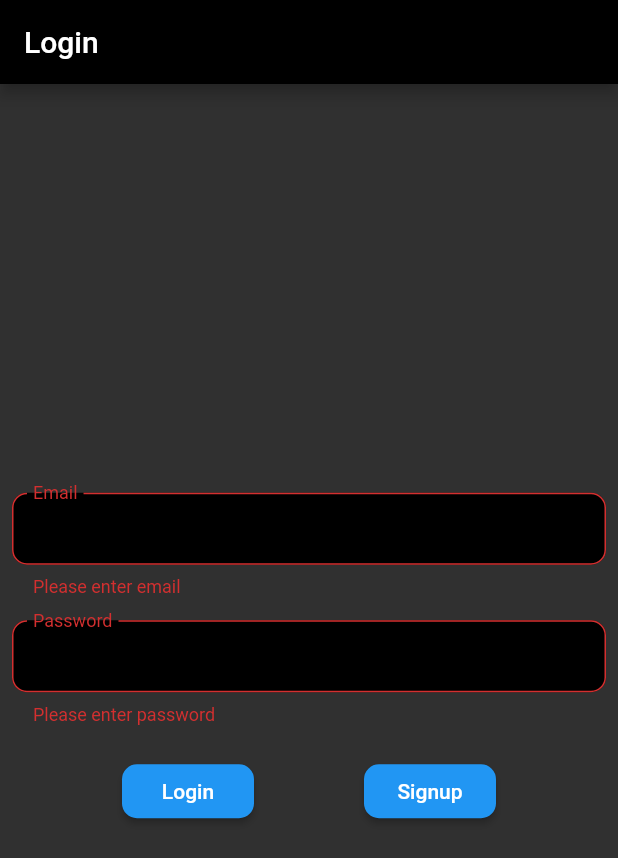
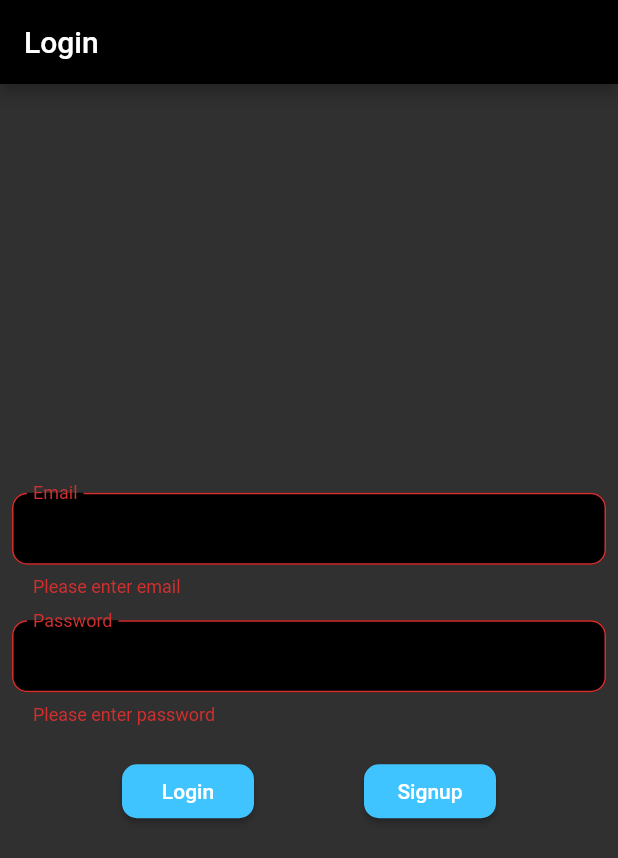
Before and after one commit to madhank93/todo-list-flutter-firebase, a Flutter app: the screen it shows after launch, after a tap on "Login", after a tap on "Signup", on a phone screen of 412 x 824 dp. Shown: the top 858 px of the screen. Run offline on Flutter 3.47's test engine with Material 2 defaults, Android fonts, the phone set to English and light mode, and no system bars; our stand-ins replace cloud_firestore, firebase_auth, firebase_core, flutter_slidable, fluttertoast; accounts and stored records are empty; generated files the repository leaves out were written again.

```diff
--- a/lib/screens/auth_screen.dart
+++ b/lib/screens/auth_screen.dart
@@ -1,4 +1,5 @@
 import 'package:flutter/material.dart';
+import 'package:todo_app_with_flutter_and_firebase/screens/email_verification_screen.dart';
 import 'package:todo_app_with_flutter_and_firebase/screens/todo_list_screen.dart';
 import 'package:todo_app_with_flutter_and_firebase/service/auth_service.dart';
 
@@ -13,6 +14,8 @@ class _AuthenticationState extends State<Authentication> {
   TextEditingController _emailController = TextEditingController();
   TextEditingController _passwordController = TextEditingController();
   final _formKey = GlobalKey<FormState>();
+  bool isRegistered = false;
+  bool shouldNavigate = false;
 
   @override
   Widget build(BuildContext context) {
@@ -95,10 +98,11 @@ class _AuthenticationState extends State<Authentication> {
                       ),
                       child: Text("Login"),
                       onPressed: () async {
-                        bool shouldNavigate = false;
                         if (_formKey.currentState.validate()) {
-                          shouldNavigate = await AuthService.login(
-                              _emailController.text, _passwordController.text);
+                          shouldNavigate =
+                              await AuthService.loginWithEmailAndPassword(
+                                  _emailController.text,
+                                  _passwordController.text);
                         }
                         if (shouldNavigate) {
                           Navigator.pushAndRemoveUntil(
@@ -110,7 +114,7 @@ class _AuthenticationState extends State<Authentication> {
                           );
                         }
                       },
-                      color: Colors.blue,
+                      color: Colors.lightBlueAccent,
                     ),
                     RaisedButton(
                       shape: RoundedRectangleBorder(
@@ -118,18 +122,24 @@ class _AuthenticationState extends State<Authentication> {
                       ),
                       child: Text("Signup"),
                       onPressed: () async {
-                        bool isRegistered = await AuthService.register(
-                            _emailController.text, _passwordController.text);
+                        if (_formKey.currentState.validate()) {
+                          isRegistered =
+                              await AuthService.registerWithEmailAndPassword(
+                                  _emailController.text,
+                                  _passwordController.text);
+                        }
                         if (isRegistered) {
+                          await AuthService
+                              .sendEmailVerificationToRegisteredMail();
                           Navigator.push(
                             context,
                             MaterialPageRoute(
-                              builder: (context) => TodoListScreen(),
+                              builder: (context) => EmailVerificationScreen(),
                             ),
                           );
                         }
                       },
-                      color: Colors.blue,
+                      color: Colors.lightBlueAccent,
                     ),
                   ],
                 )
--- a/lib/screens/todo_list_screen.dart
+++ b/lib/screens/todo_list_screen.dart
@@ -6,7 +6,6 @@ import 'package:todo_app_with_flutter_and_firebase/models/todo.dart';
 import 'package:todo_app_with_flutter_and_firebase/screens/add_todo.dart';
 import 'package:todo_app_with_flutter_and_firebase/screens/view_todo.dart';
 import 'package:todo_app_with_flutter_and_firebase/service/todo_service.dart';
-
 import 'edit_todo.dart';
 
 class TodoListScreen extends StatefulWidget {
```
Also changed, not shown: lib/screens/email_verification_screen.dart (added, +60 -0 lines), lib/service/auth_service.dart (+31 -2 lines).
